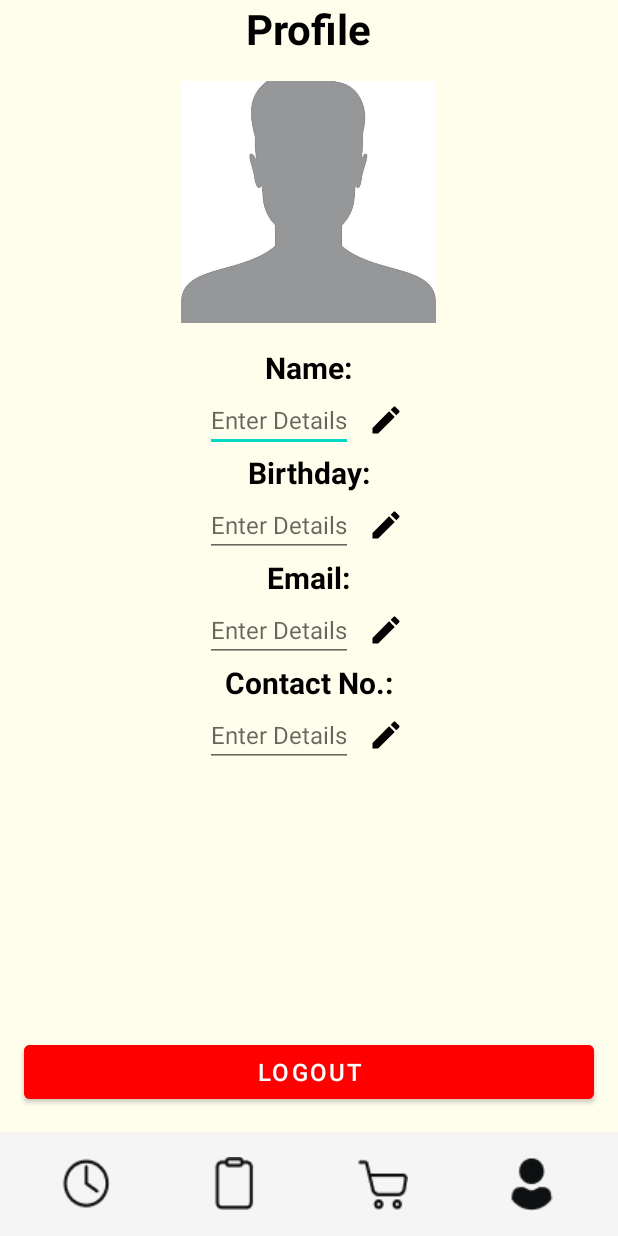
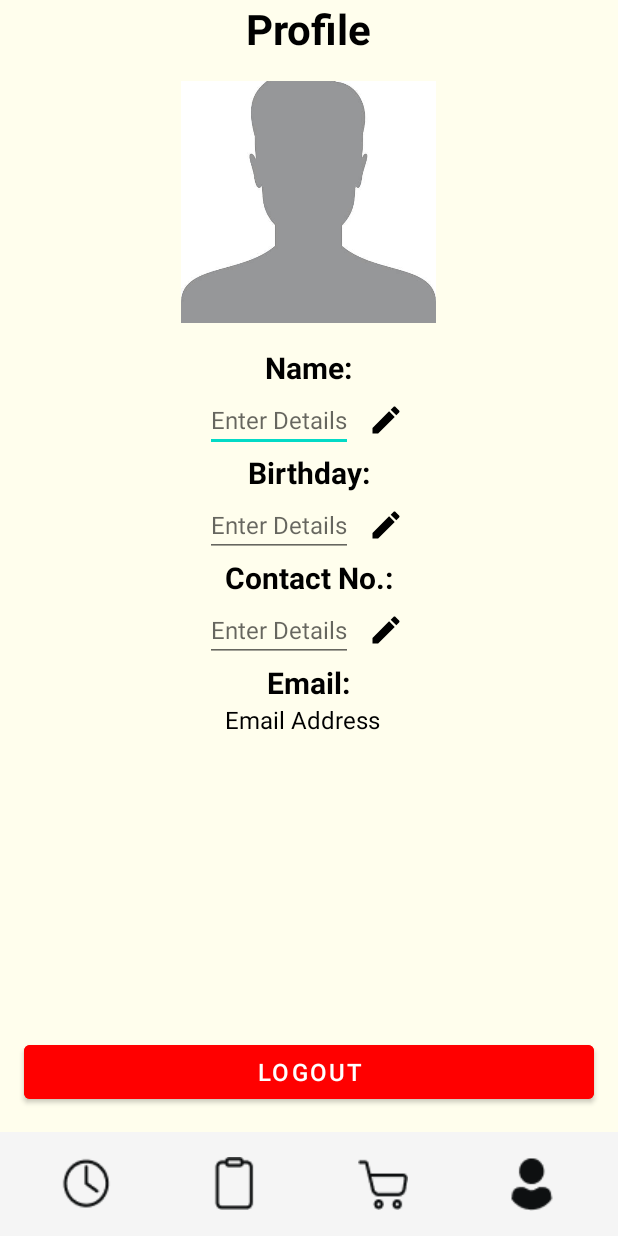
Before and after one commit to miguelkua/MOBDEVE_OffLine, an Android app built with Jetpack Compose: the ProfileActivity screen opened directly, with no data from a screen before it, on a phone screen of 412 x 824 dp. Run offline under Robolectric (Android 15) with nearby library versions, the phone set to English and light mode, and no system bars; our stand-ins replace Firebase (no records; nobody signed in at launch, a user with empty details on screens opened directly).

Commit message:
Updated Profile Editables

```diff
--- a/app/src/main/java/com/kua/miguel/mobdeve/s11/argamosakuamp/activities/ProfileActivity.kt
+++ b/app/src/main/java/com/kua/miguel/mobdeve/s11/argamosakuamp/activities/ProfileActivity.kt
@@ -5,6 +5,8 @@ import android.graphics.Bitmap
 import android.net.Uri
 import android.os.Bundle
 import android.provider.MediaStore
+import android.text.Editable
+import android.text.TextWatcher
 import android.util.Log
 import android.widget.ImageButton
 import android.widget.ImageView
@@ -52,8 +54,27 @@ class ProfileActivity : AppCompatActivity() {
             navigateToCart()
         }
 
-        // Set up click listeners for EditImageButtons
+        // Set up generic click listeners for EditImageButtons
         setupEditButtonListeners()
+
+        // No whitespace allowed
+        binding.etProfileName.addTextChangedListener(object : TextWatcher {
+            override fun beforeTextChanged(s: CharSequence?, start: Int, count: Int, after: Int) {
+            }
+
+            override fun onTextChanged(s: CharSequence?, start: Int, before: Int, count: Int) {
+                s?.let {
+                    val filteredText = it.toString().replace("\\s|\\n|\\r".toRegex(), "")
+                    if (it.toString() != filteredText) {
+                        binding.etProfileName.setText(filteredText)
+                        binding.etProfileName.setSelection(filteredText.length)
+                    }
+                }
+            }
+
+            override fun afterTextChanged(s: Editable?) {
+            }
+        })
 
         // Set up click listener for profile picture upload
         binding.btnUploadProfilePicture.setOnClickListener {
@@ -73,7 +94,7 @@ class ProfileActivity : AppCompatActivity() {
                     val contact = document.getString("contact")
                     val profileURL = document.getString("profileURL")
 
-                    binding.etProfileEmail.setText(email ?: "")
+                    binding.tvProfileEmail.setText(email ?: "")
                     binding.etProfileName.setText(name ?: "")
                     binding.etProfileBirthday.setText(birthday ?: "")
                     binding.etProfileContact.setText(contact ?: "")
@@ -96,7 +117,6 @@ class ProfileActivity : AppCompatActivity() {
     private fun setupEditButtonListeners() {
         binding.btnEditName.setOnClickListener { onEditButtonClicked("name") }
         binding.btnEditBirthday.setOnClickListener { onEditButtonClicked("birthday") }
-        binding.btnEditEmail.setOnClickListener { onEditButtonClicked("email") }
         binding.btnEditContact.setOnClickListener { onEditButtonClicked("contact") }
     }
 
@@ -109,7 +129,6 @@ class ProfileActivity : AppCompatActivity() {
             val editText = when (field) {
                 "name" -> binding.etProfileName
                 "birthday" -> binding.etProfileBirthday
-                "email" -> binding.etProfileEmail
                 "contact" -> binding.etProfileContact
                 else -> return@addOnSuccessListener
             }
--- a/app/src/main/res/layout/activity_profile.xml
+++ b/app/src/main/res/layout/activity_profile.xml
@@ -128,49 +128,6 @@
                 </LinearLayout>
             </LinearLayout>
 
-            <!-- Email Row -->
-            <LinearLayout
-                android:layout_width="match_parent"
-                android:layout_height="wrap_content"
-                android:gravity="center_horizontal"
-                android:orientation="vertical">
-
-                <TextView
-                    android:layout_width="wrap_content"
-                    android:layout_height="wrap_content"
-                    android:text="Email:"
-                    android:textColor="@android:color/black"
-                    android:textSize="20sp"
-                    android:textStyle="bold" />
-
-                <LinearLayout
-                    android:layout_width="wrap_content"
-                    android:layout_height="wrap_content"
-                    android:gravity="center"
-                    android:orientation="horizontal">
-
-                    <EditText
-                        android:id="@+id/etProfileEmail"
-                        android:layout_width="wrap_content"
-                        android:layout_height="wrap_content"
-                        android:layout_marginEnd="4dp"
-                        android:enabled="true"
-                        android:hint="Enter Details"
-                        android:textColor="@android:color/black"
-                        android:textSize="16sp" />
-
-                    <ImageButton
-                        android:id="@+id/btnEditEmail"
-                        android:layout_width="wrap_content"
-                        android:layout_height="wrap_content"
-                        android:background="?attr/selectableItemBackgroundBorderless"
-                        android:contentDescription="Edit Email"
-                        android:padding="6dp"
-                        android:scaleType="centerInside"
-                        android:src="@drawable/ic_edit_black" />
-                </LinearLayout>
-            </LinearLayout>
-
             <!-- Contact Number Row -->
             <LinearLayout
                 android:layout_width="match_parent"
@@ -213,6 +170,31 @@
                         android:scaleType="centerInside"
                         android:src="@drawable/ic_edit_black" />
                 </LinearLayout>
+            </LinearLayout>
+
+            <!-- Email Row -->
+            <LinearLayout
+                android:layout_width="match_parent"
+                android:layout_height="wrap_content"
+                android:gravity="center_horizontal"
+                android:orientation="vertical">
+
+                <TextView
+                    android:layout_width="wrap_content"
+                    android:layout_height="wrap_content"
+                    android:text="Email:"
+                    android:textColor="@android:color/black"
+                    android:textSize="20sp"
+                    android:textStyle="bold" />
+
+                <TextView
+                    android:id="@+id/tvProfileEmail"
+                    android:layout_width="wrap_content"
+                    android:layout_height="wrap_content"
+                    android:layout_marginEnd="4dp"
+                    android:textColor="@android:color/black"
+                    android:textSize="16sp"
+                    android:text="Email Address" />
             </LinearLayout>
 
         </LinearLayout>
```
